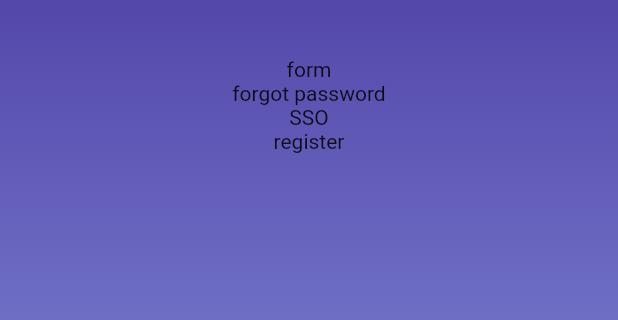
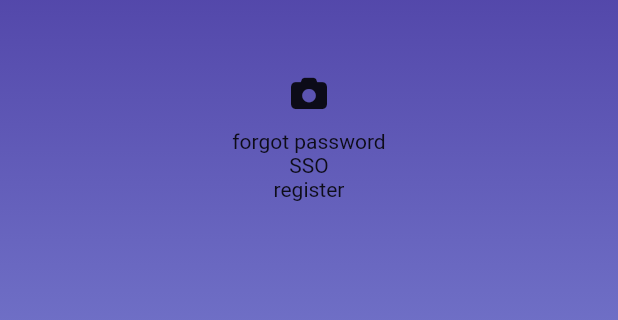
Before and after one commit to AUNG533/My_Stock, a Flutter app: the screen it shows after launch, on a phone screen of 412 x 824 dp, the part 240-560 px from its top. Run offline on Flutter 3.47's test engine with Material 2 defaults, Android fonts, the phone set to English and light mode, and no system bars; our stand-ins replace font_awesome_flutter.

Commit message:
Using packages

```diff
--- a/lib/src/pages/login/login_page.dart
+++ b/lib/src/pages/login/login_page.dart
@@ -1,6 +1,7 @@
 // ignore_for_file: prefer_const_literals_to_create_immutables, prefer_const_constructors
 
 import 'package:flutter/material.dart';
+import 'package:font_awesome_flutter/font_awesome_flutter.dart';
 import 'package:mystock/src/config/theme.dart' as custom_theme;
 import 'package:mystock/src/pages/login/widgets/header.dart';
 
@@ -23,7 +24,11 @@ class LoginPage extends StatelessWidget {
           Column(
             children: [
               Header(),
-              Text('form'),
+              IconButton(
+                  icon: FaIcon(FontAwesomeIcons.camera),
+                  onPressed: () {
+                    // todo
+                  }),
               Text('forgot password'),
               Text('SSO'),
               Text('register'),
```
Also changed, not shown: pubspec.yaml (+5 -2 lines), pubspec.lock.
